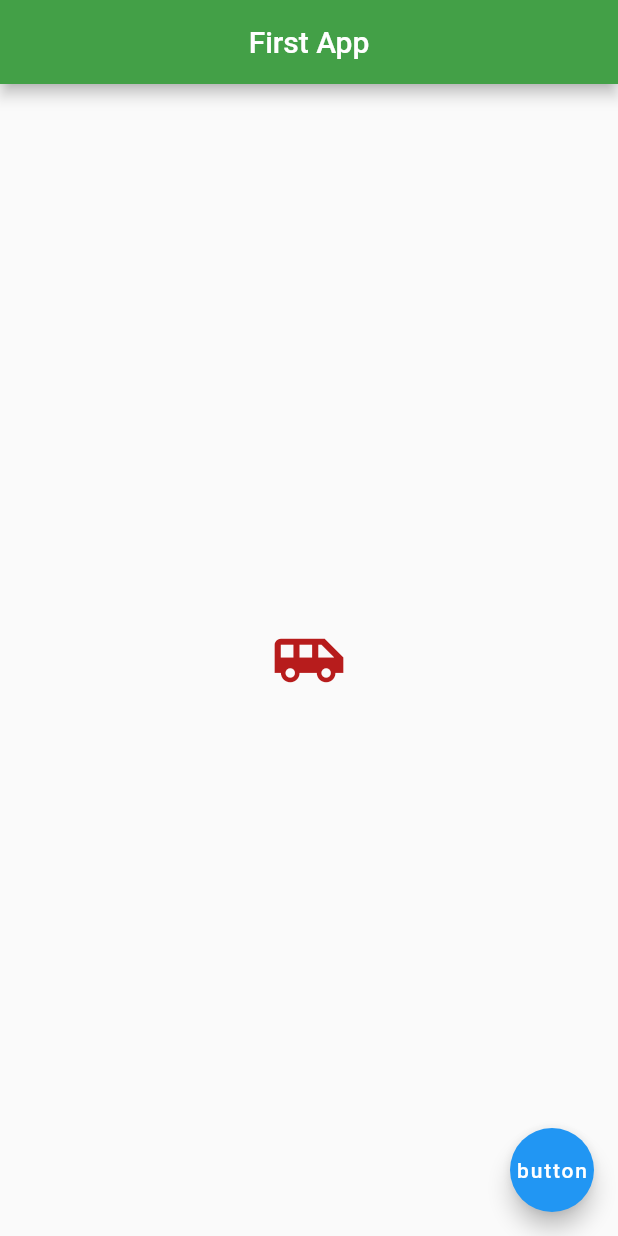
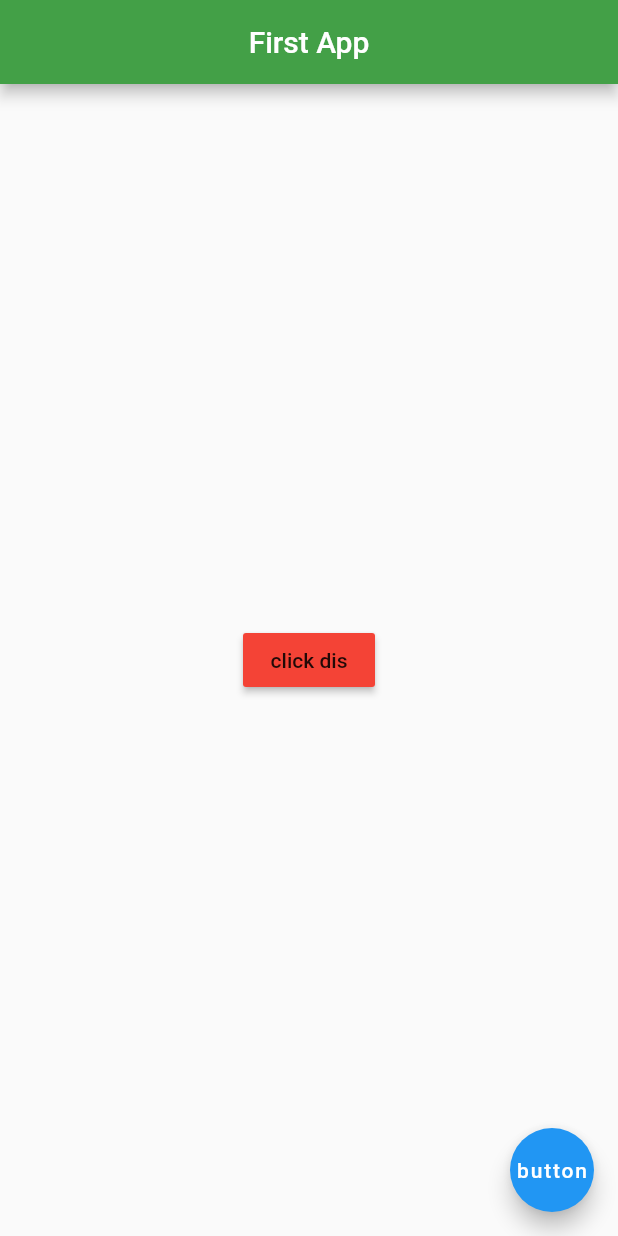
Before and after one commit to Marcellofabbri/First-Mobile-App, a Flutter app: the screen it shows after launch, after a tap on "button", on a phone screen of 412 x 824 dp. Run offline on Flutter 3.47's test engine with Material 2 defaults, Android fonts, the phone set to English and light mode, and no system bars.

Commit message:
add functions to button onclick

```diff
--- a/lib/main.dart
+++ b/lib/main.dart
@@ -14,14 +14,18 @@ class Home extends StatelessWidget {
         backgroundColor: Colors.green[600],
       ),
       body: Center(
-        child: Icon(
-          Icons.airport_shuttle,
-          color: Colors.red[900],
-          size: 50.0,
+        child: RaisedButton(
+          onPressed: () {
+            print('central button clicked');
+          },
+          child: Text('click dis'),
+               color: Colors.red,
+          ),
         ),
-      ),
       floatingActionButton: FloatingActionButton(
-        onPressed: () {},
+        onPressed: () {
+          print('bottom button clicked');
+        },
         child: Text('button'),
       ),
     );
```
